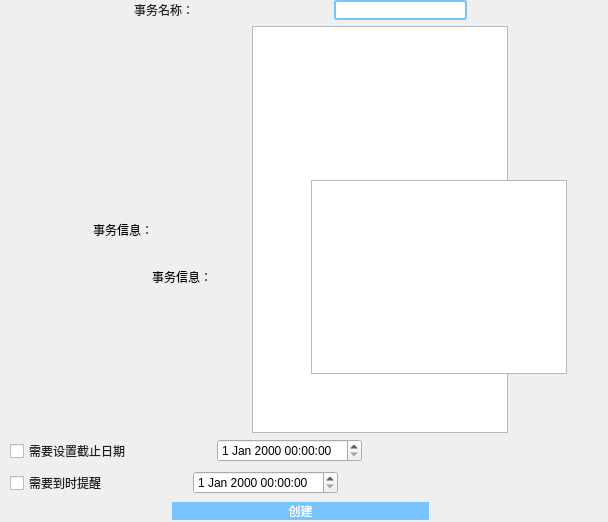
This is add_job.ui in interestingLSY/DDL-Firewall as Qt 5 draws it before an edit. The edited form follows.
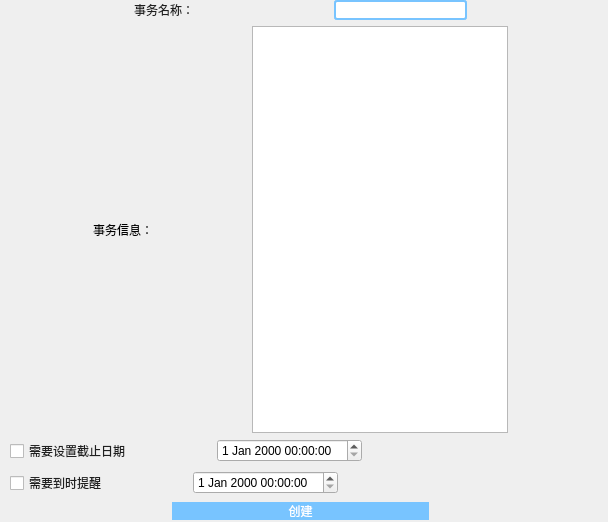
This is the edited form.

```diff
--- a/add_job.ui
+++ b/add_job.ui
@@ -318,67 +318,6 @@
     </item>
    </layout>
   </widget>
-  <widget class="QWidget" name="horizontalLayoutWidget_3">
-   <property name="geometry">
-    <rect>
-     <x>60</x>
-     <y>180</y>
-     <width>599</width>
-     <height>194</height>
-    </rect>
-   </property>
-   <layout class="QHBoxLayout" name="horizontalLayout_5">
-    <item>
-     <spacer name="horizontalSpacer_13">
-      <property name="orientation">
-       <enum>Qt::Horizontal</enum>
-      </property>
-      <property name="sizeHint" stdset="0">
-       <size>
-        <width>40</width>
-        <height>20</height>
-       </size>
-      </property>
-     </spacer>
-    </item>
-    <item>
-     <widget class="QLabel" name="label_3">
-      <property name="text">
-       <string>事务信息：</string>
-      </property>
-     </widget>
-    </item>
-    <item>
-     <spacer name="horizontalSpacer_14">
-      <property name="orientation">
-       <enum>Qt::Horizontal</enum>
-      </property>
-      <property name="sizeHint" stdset="0">
-       <size>
-        <width>40</width>
-        <height>20</height>
-       </size>
-      </property>
-     </spacer>
-    </item>
-    <item>
-     <widget class="QTextEdit" name="textEdit_2"/>
-    </item>
-    <item>
-     <spacer name="horizontalSpacer_15">
-      <property name="orientation">
-       <enum>Qt::Horizontal</enum>
-      </property>
-      <property name="sizeHint" stdset="0">
-       <size>
-        <width>40</width>
-        <height>20</height>
-       </size>
-      </property>
-     </spacer>
-    </item>
-   </layout>
-  </widget>
  </widget>
  <resources/>
  <connections/>
```
Left out of the diff: 2 changed lines with no effect on the pictures.
